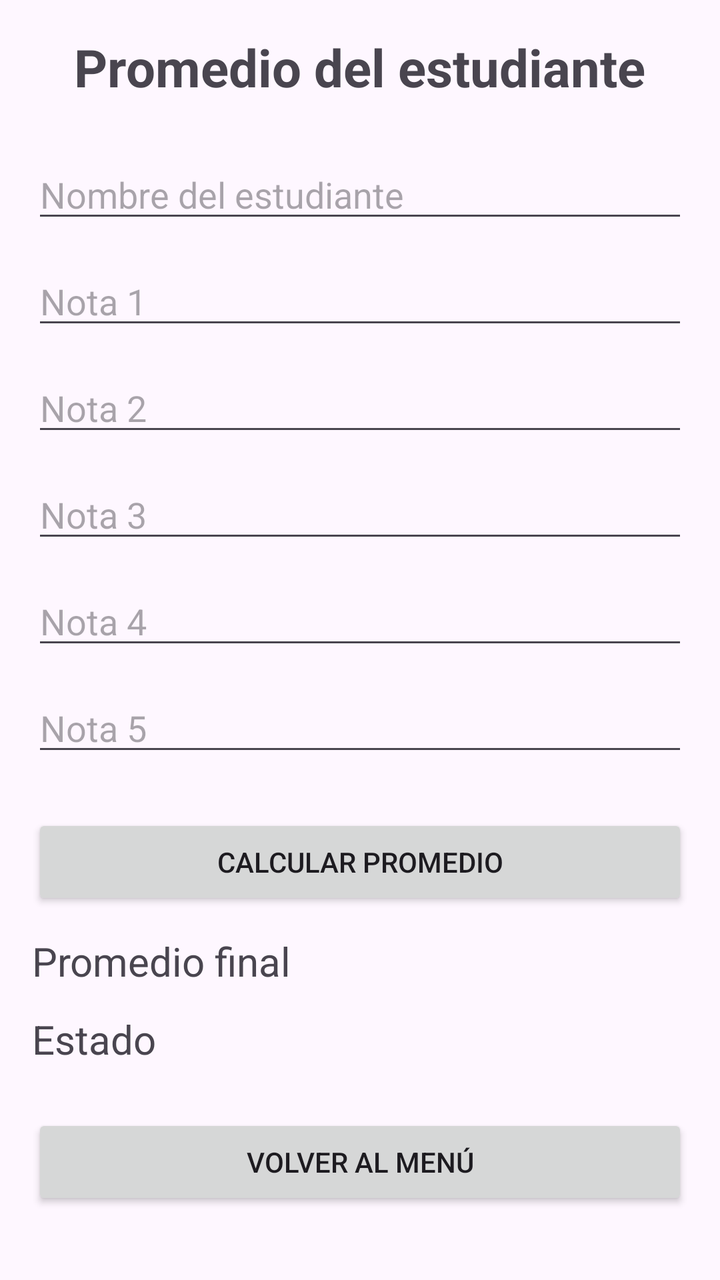
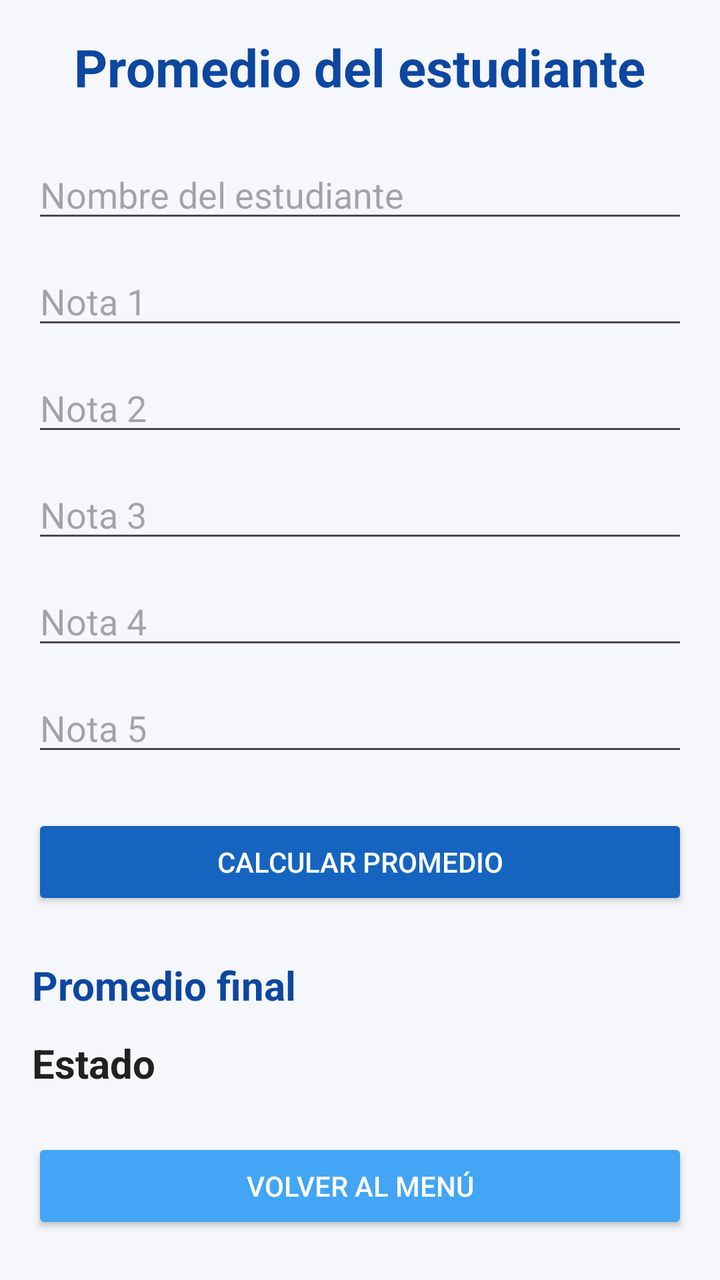

Compare the two renders of this Android layout. The source of the first and the diff that turns it into the second are given below.
<!-- AndroidManifest.xml: application theme Theme.Desafio1DSMlab -->
<!-- res/layout/activity_promedio.xml -->
<?xml version="1.0" encoding="utf-8"?>
<ScrollView xmlns:android="http://schemas.android.com/apk/res/android"
    android:layout_width="match_parent"
    android:layout_height="match_parent">

    <LinearLayout
        android:layout_width="match_parent"
        android:layout_height="wrap_content"
        android:orientation="vertical"
        android:padding="@dimen/padding_pantalla">

        <TextView
            android:id="@+id/tvTituloPromedio"
            android:layout_width="wrap_content"
            android:layout_height="wrap_content"
            android:text="@string/titulo_promedio"
            android:textSize="26sp"
            android:textStyle="bold"
            android:layout_gravity="center"
            android:layout_marginBottom="@dimen/margen_grande" />

        <EditText
            android:id="@+id/etNombreEstudiante"
            android:layout_width="match_parent"
            android:layout_height="wrap_content"
            android:hint="@string/nombre_estudiante"
            android:inputType="textPersonName"
            android:layout_marginBottom="@dimen/margen_normal" />

        <EditText
            android:id="@+id/etNota1"
            android:layout_width="match_parent"
            android:layout_height="wrap_content"
            android:hint="@string/nota_1"
            android:inputType="numberDecimal"
            android:layout_marginBottom="@dimen/margen_normal" />

        <EditText
            android:id="@+id/etNota2"
            android:layout_width="match_parent"
            android:layout_height="wrap_content"
            android:hint="@string/nota_2"
            android:inputType="numberDecimal"
            android:layout_marginBottom="@dimen/margen_normal" />

        <EditText
            android:id="@+id/etNota3"
            android:layout_width="match_parent"
            android:layout_height="wrap_content"
            android:hint="@string/nota_3"
            android:inputType="numberDecimal"
            android:layout_marginBottom="@dimen/margen_normal" />

        <EditText
            android:id="@+id/etNota4"
            android:layout_width="match_parent"
            android:layout_height="wrap_content"
            android:hint="@string/nota_4"
            android:inputType="numberDecimal"
            android:layout_marginBottom="@dimen/margen_normal" />

        <EditText
            android:id="@+id/etNota5"
            android:layout_width="match_parent"
            android:layout_height="wrap_content"
            android:hint="@string/nota_5"
            android:inputType="numberDecimal"
            android:layout_marginBottom="@dimen/margen_grande" />

        <Button
            android:id="@+id/btnCalcularPromedio"
            android:layout_width="match_parent"
            android:layout_height="wrap_content"
            android:text="@string/calcular_promedio"
            android:layout_marginBottom="@dimen/margen_normal" />

        <TextView
            android:id="@+id/tvPromedioFinal"
            android:layout_width="match_parent"
            android:layout_height="wrap_content"
            android:text="@string/promedio_final"
            android:textSize="20sp"
            android:layout_marginBottom="@dimen/margen_normal" />

        <TextView
            android:id="@+id/tvEstadoEstudiante"
            android:layout_width="match_parent"
            android:layout_height="wrap_content"
            android:text="@string/estado_estudiante"
            android:textSize="20sp"
            android:layout_marginBottom="@dimen/margen_grande" />

        <Button
            android:id="@+id/btnVolverMenuPromedio"
            android:layout_width="match_parent"
            android:layout_height="wrap_content"
            android:text="@string/volver_menu" />

    </LinearLayout>

</ScrollView>
<!-- resources referenced by this layout -->
<resources>
  <dimen name="margen_grande">24dp</dimen>
  <dimen name="margen_normal">12dp</dimen>
  <dimen name="padding_pantalla">16dp</dimen>
  <string name="calcular_promedio">Calcular promedio</string>
  <string name="estado_estudiante">Estado</string>
  <string name="nombre_estudiante">Nombre del estudiante</string>
  <string name="nota_1">Nota 1</string>
  <string name="nota_2">Nota 2</string>
  <string name="nota_3">Nota 3</string>
  <string name="nota_4">Nota 4</string>
  <string name="nota_5">Nota 5</string>
  <string name="promedio_final">Promedio final</string>
  <string name="titulo_promedio">Promedio del estudiante</string>
  <string name="volver_menu">Volver al menú</string>
  <style name="Theme.Desafio1DSMlab" parent="Base.Theme.Desafio1DSMlab" />
  <style name="Base.Theme.Desafio1DSMlab" parent="Theme.Material3.DayNight.NoActionBar">
          
          
      </style>
</resources>

<!-- the commit's change to res/layout/activity_promedio.xml (unified diff, before → after) -->
@@ -1,7 +1,8 @@
 <?xml version="1.0" encoding="utf-8"?>
 <ScrollView xmlns:android="http://schemas.android.com/apk/res/android"
     android:layout_width="match_parent"
-    android:layout_height="match_parent">
+    android:layout_height="match_parent"
+    android:background="@color/fondo_principal">
 
     <LinearLayout
         android:layout_width="match_parent"
@@ -16,6 +17,7 @@
             android:text="@string/titulo_promedio"
             android:textSize="26sp"
             android:textStyle="bold"
+            android:textColor="@color/azul_oscuro"
             android:layout_gravity="center"
             android:layout_marginBottom="@dimen/margen_grande" />
 
@@ -25,6 +27,7 @@
             android:layout_height="wrap_content"
             android:hint="@string/nombre_estudiante"
             android:inputType="textPersonName"
+            android:textColor="@color/texto_principal"
             android:layout_marginBottom="@dimen/margen_normal" />
 
         <EditText
@@ -33,6 +36,7 @@
             android:layout_height="wrap_content"
             android:hint="@string/nota_1"
             android:inputType="numberDecimal"
+            android:textColor="@color/texto_principal"
             android:layout_marginBottom="@dimen/margen_normal" />
 
         <EditText
@@ -41,6 +45,7 @@
             android:layout_height="wrap_content"
             android:hint="@string/nota_2"
             android:inputType="numberDecimal"
+            android:textColor="@color/texto_principal"
             android:layout_marginBottom="@dimen/margen_normal" />
 
         <EditText
@@ -49,6 +54,7 @@
             android:layout_height="wrap_content"
             android:hint="@string/nota_3"
             android:inputType="numberDecimal"
+            android:textColor="@color/texto_principal"
             android:layout_marginBottom="@dimen/margen_normal" />
 
         <EditText
@@ -57,6 +63,7 @@
             android:layout_height="wrap_content"
             android:hint="@string/nota_4"
             android:inputType="numberDecimal"
+            android:textColor="@color/texto_principal"
             android:layout_marginBottom="@dimen/margen_normal" />
 
         <EditText
@@ -65,6 +72,7 @@
             android:layout_height="wrap_content"
             android:hint="@string/nota_5"
             android:inputType="numberDecimal"
+            android:textColor="@color/texto_principal"
             android:layout_marginBottom="@dimen/margen_grande" />
 
         <Button
@@ -72,7 +80,9 @@
             android:layout_width="match_parent"
             android:layout_height="wrap_content"
             android:text="@string/calcular_promedio"
-            android:layout_marginBottom="@dimen/margen_normal" />
+            android:textColor="@color/blanco"
+            android:backgroundTint="@color/azul_principal"
+            android:layout_marginBottom="@dimen/margen_grande" />
 
         <TextView
             android:id="@+id/tvPromedioFinal"
@@ -80,6 +90,8 @@
             android:layout_height="wrap_content"
             android:text="@string/promedio_final"
             android:textSize="20sp"
+            android:textStyle="bold"
+            android:textColor="@color/azul_oscuro"
             android:layout_marginBottom="@dimen/margen_normal" />
 
         <TextView
@@ -88,13 +100,17 @@
             android:layout_height="wrap_content"
             android:text="@string/estado_estudiante"
             android:textSize="20sp"
+            android:textStyle="bold"
+            android:textColor="@color/texto_principal"
             android:layout_marginBottom="@dimen/margen_grande" />
 
         <Button
             android:id="@+id/btnVolverMenuPromedio"
             android:layout_width="match_parent"
             android:layout_height="wrap_content"
-            android:text="@string/volver_menu" />
+            android:text="@string/volver_menu"
+            android:textColor="@color/blanco"
+            android:backgroundTint="@color/azul_secundario" />
 
     </LinearLayout>
 
<!-- resource entries referenced after the edit -->
@@ -1,5 +1,11 @@
 <!-- resources referenced by this layout -->
 <resources>
+  <color name="azul_oscuro">#0D47A1</color>
+  <color name="azul_principal">#1565C0</color>
+  <color name="azul_secundario">#42A5F5</color>
+  <color name="blanco">#FFFFFF</color>
+  <color name="fondo_principal">#F5F7FA</color>
+  <color name="texto_principal">#212121</color>
   <dimen name="margen_grande">24dp</dimen>
   <dimen name="margen_normal">12dp</dimen>
   <dimen name="padding_pantalla">16dp</dimen>
